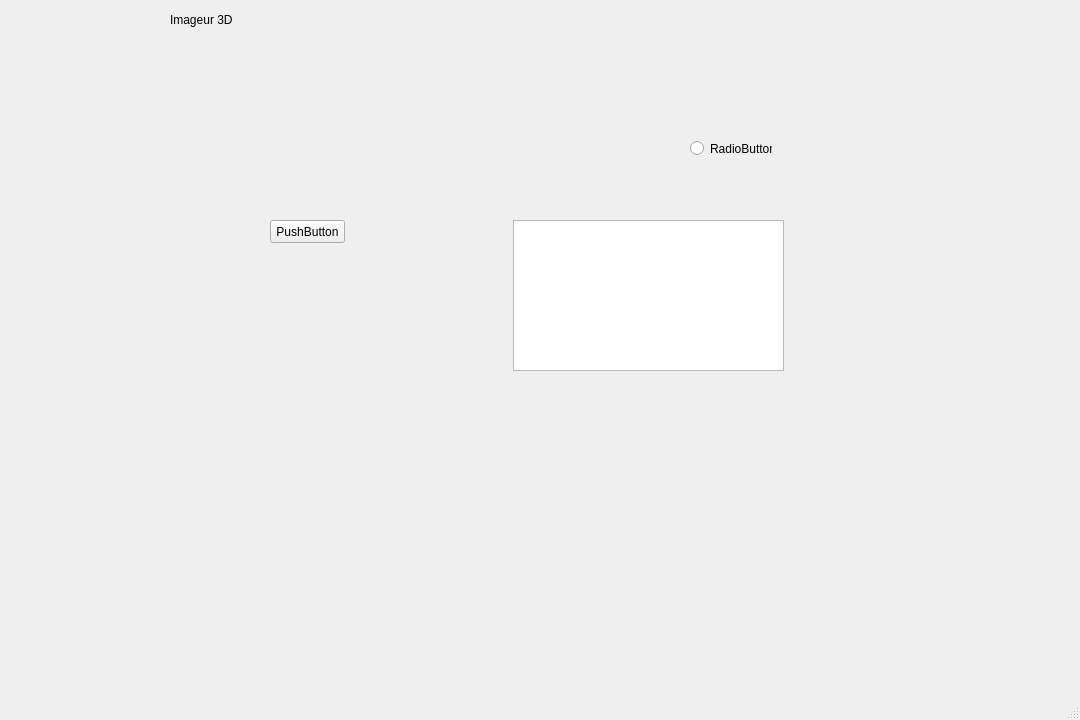
The window that qt_app/V0.ui (AurelienPautet/Imageur-3D) describes before a commit, drawn with Qt 5.
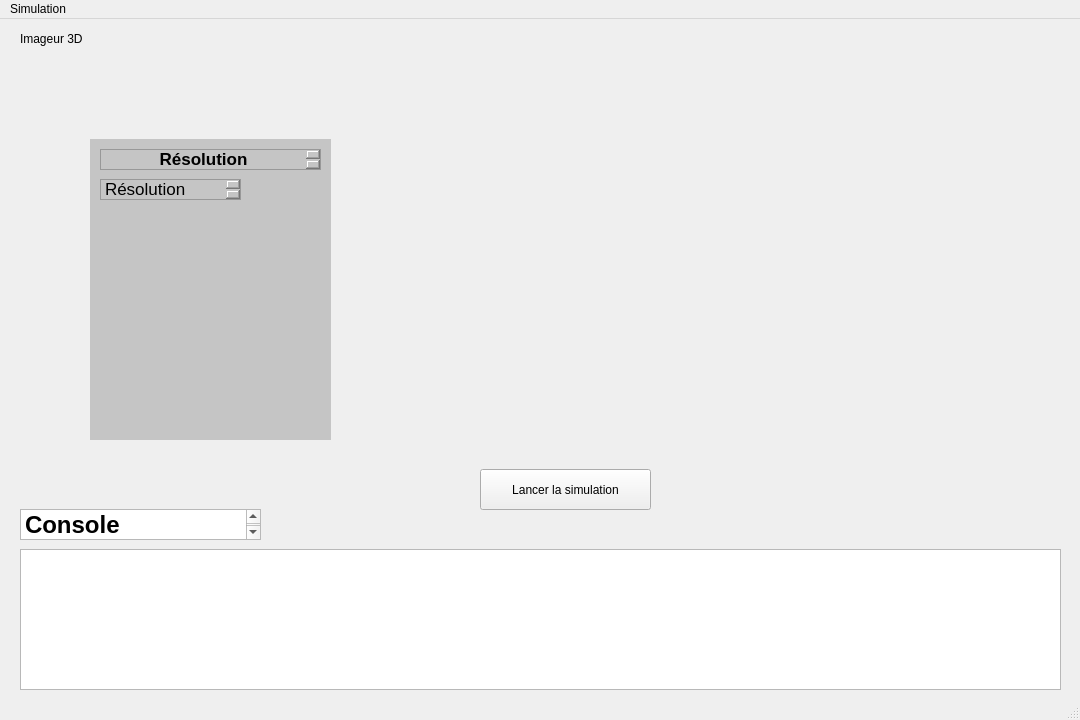
The same window after the commit.

What changed in the file:
```diff
--- a/qt_app/V0.ui
+++ b/qt_app/V0.ui
@@ -25,24 +25,27 @@
   <property name="windowTitle">
    <string>MainWindow</string>
   </property>
+  <property name="autoFillBackground">
+   <bool>true</bool>
+  </property>
   <widget class="QWidget" name="centralwidget">
    <widget class="QPushButton" name="pushButton">
     <property name="geometry">
      <rect>
-      <x>270</x>
-      <y>220</y>
-      <width>75</width>
-      <height>23</height>
+      <x>480</x>
+      <y>450</y>
+      <width>171</width>
+      <height>41</height>
      </rect>
     </property>
     <property name="text">
-     <string>PushButton</string>
+     <string>Lancer la simulation</string>
     </property>
    </widget>
    <widget class="QLabel" name="label">
     <property name="geometry">
      <rect>
-      <x>170</x>
+      <x>20</x>
       <y>10</y>
       <width>151</width>
       <height>20</height>
@@ -52,29 +55,83 @@
      <string>Imageur 3D</string>
     </property>
    </widget>
-   <widget class="QRadioButton" name="radioButton">
+   <widget class="QWidget" name="Resultats" native="true">
     <property name="geometry">
      <rect>
-      <x>690</x>
-      <y>140</y>
-      <width>82</width>
-      <height>17</height>
+      <x>90</x>
+      <y>120</y>
+      <width>241</width>
+      <height>301</height>
      </rect>
     </property>
-    <property name="text">
-     <string>RadioButton</string>
+    <property name="autoFillBackground">
+     <bool>false</bool>
     </property>
+    <property name="styleSheet">
+     <string notr="true">background-color: rgb(197, 197, 197);</string>
+    </property>
+    <widget class="QTextBrowser" name="textBrowser_3">
+     <property name="geometry">
+      <rect>
+       <x>10</x>
+       <y>40</y>
+       <width>141</width>
+       <height>21</height>
+      </rect>
+     </property>
+     <property name="html">
+      <string>&lt;!DOCTYPE HTML PUBLIC &quot;-//W3C//DTD HTML 4.0//EN&quot; &quot;http://www.w3.org/TR/REC-html40/strict.dtd&quot;&gt;
+&lt;html&gt;&lt;head&gt;&lt;meta name=&quot;qrichtext&quot; content=&quot;1&quot; /&gt;&lt;style type=&quot;text/css&quot;&gt;
+p, li { white-space: pre-wrap; }
+&lt;/style&gt;&lt;/head&gt;&lt;body style=&quot; font-family:'.AppleSystemUIFont'; font-size:13pt; font-weight:400; font-style:normal;&quot;&gt;
+&lt;p style=&quot; margin-top:0px; margin-bottom:0px; margin-left:0px; margin-right:0px; -qt-block-indent:0; text-indent:0px;&quot;&gt;Résolution&lt;/p&gt;&lt;/body&gt;&lt;/html&gt;</string>
+     </property>
+    </widget>
+    <widget class="QTextBrowser" name="textBrowser_4">
+     <property name="geometry">
+      <rect>
+       <x>10</x>
+       <y>10</y>
+       <width>221</width>
+       <height>21</height>
+      </rect>
+     </property>
+     <property name="html">
+      <string>&lt;!DOCTYPE HTML PUBLIC &quot;-//W3C//DTD HTML 4.0//EN&quot; &quot;http://www.w3.org/TR/REC-html40/strict.dtd&quot;&gt;
+&lt;html&gt;&lt;head&gt;&lt;meta name=&quot;qrichtext&quot; content=&quot;1&quot; /&gt;&lt;style type=&quot;text/css&quot;&gt;
+p, li { white-space: pre-wrap; }
+&lt;/style&gt;&lt;/head&gt;&lt;body style=&quot; font-family:'.AppleSystemUIFont'; font-size:13pt; font-weight:400; font-style:normal;&quot;&gt;
+&lt;p align=&quot;center&quot; style=&quot; margin-top:0px; margin-bottom:0px; margin-left:0px; margin-right:0px; -qt-block-indent:0; text-indent:0px;&quot;&gt;&lt;span style=&quot; font-weight:600;&quot;&gt;Résolution&lt;/span&gt;&lt;/p&gt;&lt;/body&gt;&lt;/html&gt;</string>
+     </property>
+    </widget>
    </widget>
-   <widget class="QTextEdit" name="textEdit">
+   <widget class="QTextBrowser" name="textBrowser">
     <property name="geometry">
      <rect>
-      <x>513</x>
-      <y>220</y>
-      <width>271</width>
-      <height>151</height>
+      <x>20</x>
+      <y>530</y>
+      <width>1041</width>
+      <height>141</height>
      </rect>
     </property>
    </widget>
+   <widget class="QTextBrowser" name="textBrowser_2">
+    <property name="geometry">
+     <rect>
+      <x>20</x>
+      <y>490</y>
+      <width>241</width>
+      <height>31</height>
+     </rect>
+    </property>
+    <property name="html">
+     <string>&lt;!DOCTYPE HTML PUBLIC &quot;-//W3C//DTD HTML 4.0//EN&quot; &quot;http://www.w3.org/TR/REC-html40/strict.dtd&quot;&gt;
+&lt;html&gt;&lt;head&gt;&lt;meta name=&quot;qrichtext&quot; content=&quot;1&quot; /&gt;&lt;style type=&quot;text/css&quot;&gt;
+p, li { white-space: pre-wrap; }
+&lt;/style&gt;&lt;/head&gt;&lt;body style=&quot; font-family:'.AppleSystemUIFont'; font-size:13pt; font-weight:400; font-style:normal;&quot;&gt;
+&lt;p style=&quot; margin-top:0px; margin-bottom:0px; margin-left:0px; margin-right:0px; -qt-block-indent:0; text-indent:0px;&quot;&gt;&lt;span style=&quot; font-size:18pt; font-weight:600;&quot;&gt;Console&lt;/span&gt;&lt;/p&gt;&lt;/body&gt;&lt;/html&gt;</string>
+    </property>
+   </widget>
   </widget>
   <widget class="QMenuBar" name="menubar">
    <property name="geometry">
@@ -82,9 +139,15 @@
      <x>0</x>
      <y>0</y>
      <width>1080</width>
-     <height>31</height>
+     <height>24</height>
     </rect>
    </property>
+   <widget class="QMenu" name="menuSimulation">
+    <property name="title">
+     <string>Simulation</string>
+    </property>
+   </widget>
+   <addaction name="menuSimulation"/>
   </widget>
   <widget class="QStatusBar" name="statusbar"/>
  </widget>
```
